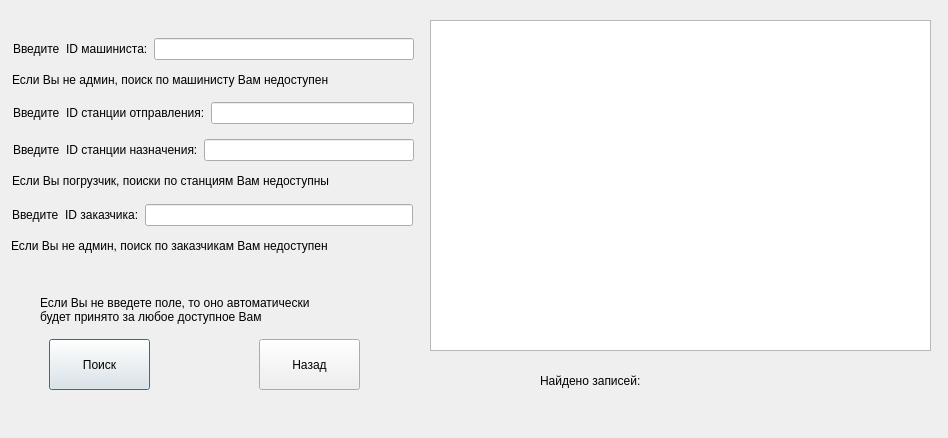
Before: the Qt Designer form src/project/selectorders.ui in Edeotena/bd_4rd_sem_course_work, drawn with Qt 5.
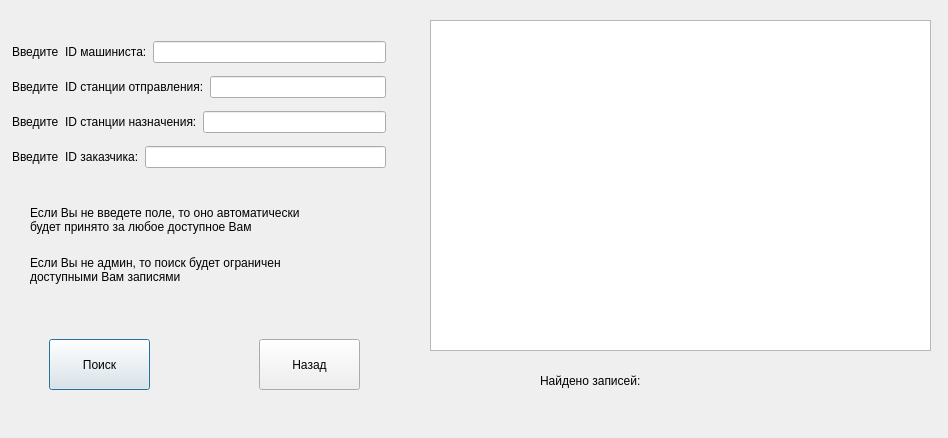
After: the same form once the commit is applied.

```diff
--- a/src/project/selectorders.ui
+++ b/src/project/selectorders.ui
@@ -78,8 +78,8 @@
   <widget class="QLabel" name="label_13">
    <property name="geometry">
     <rect>
-     <x>40</x>
-     <y>290</y>
+     <x>30</x>
+     <y>200</y>
      <width>334</width>
      <height>40</height>
     </rect>
@@ -92,127 +92,82 @@
   <widget class="QLabel" name="label_5">
    <property name="geometry">
     <rect>
-     <x>12</x>
-     <y>171</y>
-     <width>400</width>
-     <height>20</height>
+     <x>30</x>
+     <y>250</y>
+     <width>334</width>
+     <height>40</height>
     </rect>
    </property>
    <property name="text">
-    <string>Если Вы погрузчик, поиски по станциям Вам недоступны</string>
+    <string>Если Вы не админ, то поиск будет ограничен
+доступными Вам записями</string>
    </property>
   </widget>
   <widget class="QWidget" name="">
    <property name="geometry">
     <rect>
      <x>12</x>
-     <y>200</y>
-     <width>401</width>
-     <height>30</height>
-    </rect>
-   </property>
-   <layout class="QHBoxLayout" name="horizontalLayout_5">
-    <item>
-     <widget class="QLabel" name="label_11">
-      <property name="text">
-       <string>Введите  ID заказчика:</string>
-      </property>
-     </widget>
-    </item>
-    <item>
-     <widget class="QLineEdit" name="lineEdit_7"/>
-    </item>
-   </layout>
-  </widget>
-  <widget class="QLabel" name="label_12">
-   <property name="geometry">
-    <rect>
-     <x>11</x>
-     <y>236</y>
-     <width>396</width>
-     <height>20</height>
-    </rect>
-   </property>
-   <property name="text">
-    <string>Если Вы не админ, поиск по заказчикам Вам недоступен</string>
-   </property>
-  </widget>
-  <widget class="QWidget" name="">
-   <property name="geometry">
-    <rect>
-     <x>13</x>
-     <y>135</y>
-     <width>401</width>
-     <height>30</height>
-    </rect>
-   </property>
-   <layout class="QHBoxLayout" name="horizontalLayout_3">
-    <item>
-     <widget class="QLabel" name="label_4">
-      <property name="text">
-       <string>Введите  ID станции назначения:</string>
-      </property>
-     </widget>
-    </item>
-    <item>
-     <widget class="QLineEdit" name="lineEdit_3"/>
-    </item>
-   </layout>
-  </widget>
-  <widget class="QLabel" name="label_3">
-   <property name="geometry">
-    <rect>
-     <x>12</x>
-     <y>70</y>
-     <width>394</width>
-     <height>20</height>
-    </rect>
-   </property>
-   <property name="text">
-    <string>Если Вы не админ, поиск по машинисту Вам недоступен</string>
-   </property>
-  </widget>
-  <widget class="QWidget" name="">
-   <property name="geometry">
-    <rect>
-     <x>13</x>
      <y>34</y>
-     <width>401</width>
-     <height>30</height>
+     <width>374</width>
+     <height>143</height>
     </rect>
    </property>
-   <layout class="QHBoxLayout" name="horizontalLayout">
+   <layout class="QVBoxLayout" name="verticalLayout">
     <item>
-     <widget class="QLabel" name="label">
-      <property name="text">
-       <string>Введите  ID машиниста:</string>
-      </property>
-     </widget>
+     <layout class="QHBoxLayout" name="horizontalLayout">
+      <item>
+       <widget class="QLabel" name="label">
+        <property name="text">
+         <string>Введите  ID машиниста:</string>
+        </property>
+       </widget>
+      </item>
+      <item>
+       <widget class="QLineEdit" name="lineEdit"/>
+      </item>
+     </layout>
     </item>
     <item>
-     <widget class="QLineEdit" name="lineEdit"/>
+     <layout class="QHBoxLayout" name="horizontalLayout_2">
+      <item>
+       <widget class="QLabel" name="label_2">
+        <property name="text">
+         <string>Введите  ID станции отправления:</string>
+        </property>
+       </widget>
+      </item>
+      <item>
+       <widget class="QLineEdit" name="lineEdit_2"/>
+      </item>
+     </layout>
     </item>
-   </layout>
-  </widget>
-  <widget class="QWidget" name="">
-   <property name="geometry">
-    <rect>
-     <x>13</x>
-     <y>98</y>
-     <width>401</width>
-     <height>30</height>
-    </rect>
-   </property>
-   <layout class="QHBoxLayout" name="horizontalLayout_2">
     <item>
-     <widget class="QLabel" name="label_2">
-      <property name="text">
-       <string>Введите  ID станции отправления:</string>
-      </property>
-     </widget>
+     <layout class="QHBoxLayout" name="horizontalLayout_3">
+      <item>
+       <widget class="QLabel" name="label_4">
+        <property name="text">
+         <string>Введите  ID станции назначения:</string>
+        </property>
+       </widget>
+      </item>
+      <item>
+       <widget class="QLineEdit" name="lineEdit_3"/>
+      </item>
+     </layout>
     </item>
     <item>
-     <widget class="QLineEdit" name="lineEdit_2"/>
+     <layout class="QHBoxLayout" name="horizontalLayout_5">
+      <item>
+       <widget class="QLabel" name="label_11">
+        <property name="text">
+         <string>Введите  ID заказчика:</string>
+        </property>
+       </widget>
+      </item>
+      <item>
+       <widget class="QLineEdit" name="lineEdit_7"/>
+      </item>
+     </layout>
     </item>
    </layout>
   </widget>
```
Left out of the diff: 2 changed lines with no effect on the pictures.
